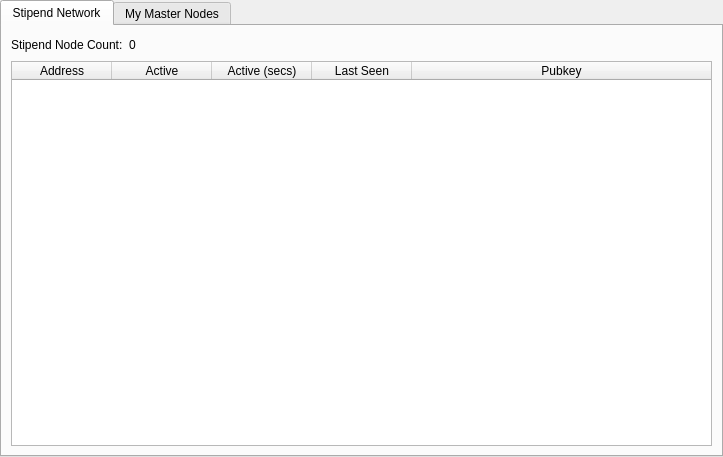
Qt form src/qt/forms/masternodemanager.ui (Stipend-Developer/stipend) before a commit.
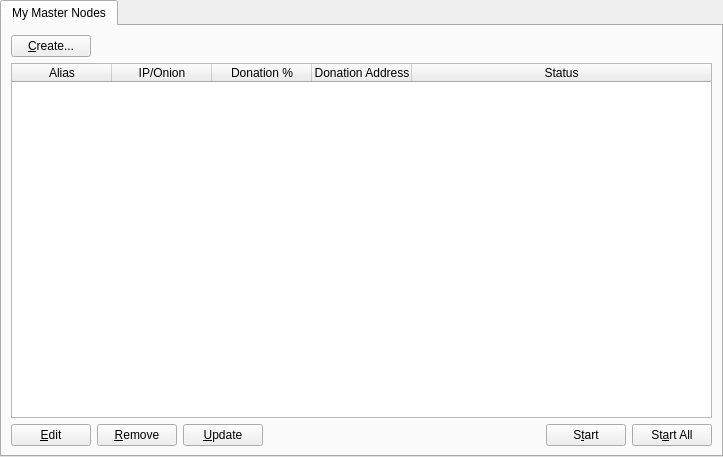
The same form after that commit.

Commit message: Bound Difficulty, Fix CPU/Masternode Tab

What changed in the file:
```diff
--- a/src/qt/forms/masternodemanager.ui
+++ b/src/qt/forms/masternodemanager.ui
@@ -36,91 +36,6 @@
        <property name="currentIndex">
         <number>0</number>
        </property>
-       <widget class="QWidget" name="tab">
-        <attribute name="title">
-         <string>Stipend Network</string>
-        </attribute>
-        <layout class="QGridLayout" name="gridLayout">
-         <item row="1" column="0">
-          <widget class="QTableWidget" name="tableWidget">
-           <property name="editTriggers">
-            <set>QAbstractItemView::NoEditTriggers</set>
-           </property>
-           <property name="alternatingRowColors">
-            <bool>true</bool>
-           </property>
-           <property name="selectionBehavior">
-            <enum>QAbstractItemView::SelectRows</enum>
-           </property>
-           <property name="sortingEnabled">
-            <bool>true</bool>
-           </property>
-           <attribute name="horizontalHeaderStretchLastSection">
-            <bool>true</bool>
-           </attribute>
-           <column>
-            <property name="text">
-             <string>Address</string>
-            </property>
-           </column>
-           <column>
-            <property name="text">
-             <string>Active</string>
-            </property>
-           </column>
-           <column>
-            <property name="text">
-             <string>Active (secs)</string>
-            </property>
-           </column>
-           <column>
-            <property name="text">
-             <string>Last Seen</string>
-            </property>
-           </column>
-           <column>
-            <property name="text">
-             <string>Pubkey</string>
-            </property>
-           </column>
-          </widget>
-         </item>
-         <item row="0" column="0">
-          <layout class="QHBoxLayout" name="horizontalLayout_3">
-           <property name="bottomMargin">
-            <number>0</number>
-           </property>
-           <item>
-            <widget class="QLabel" name="label_2">
-             <property name="text">
-              <string>Stipend Node Count:</string>
-             </property>
-            </widget>
-           </item>
-           <item>
-            <widget class="QLabel" name="countLabel">
-             <property name="text">
-              <string>0</string>
-             </property>
-            </widget>
-           </item>
-           <item>
-            <spacer name="horizontalSpacer_3">
-             <property name="orientation">
-              <enum>Qt::Horizontal</enum>
-             </property>
-             <property name="sizeHint" stdset="0">
-              <size>
-               <width>40</width>
-               <height>20</height>
-              </size>
-             </property>
-            </spacer>
-           </item>
-          </layout>
-         </item>
-        </layout>
-       </widget>
        <widget class="QWidget" name="tab_2">
         <attribute name="title">
          <string>My Master Nodes</string>
@@ -244,20 +159,6 @@
                </property>
               </spacer>
              </item>
-            </layout>
-           </item>
-           <item>
-            <layout class="QHBoxLayout" name="horizontalLayout_4">
-             <property name="bottomMargin">
-              <number>0</number>
-             </property>
-            </layout>
-           </item>
-           <item>
-            <layout class="QHBoxLayout" name="horizontalLayout_5">
-             <property name="bottomMargin">
-              <number>0</number>
-             </property>
              <item>
               <widget class="QPushButton" name="startButton">
                <property name="text">
@@ -272,19 +173,6 @@
                </property>
               </widget>
              </item>
-             <item>
-              <spacer name="horizontalSpacer_5">
-               <property name="orientation">
-                <enum>Qt::Horizontal</enum>
-               </property>
-               <property name="sizeHint" stdset="0">
-                <size>
-                 <width>40</width>
-                 <height>20</height>
-                </size>
-               </property>
-              </spacer>
-             </item>
             </layout>
            </item>
           </layout>
```
The commit also changes 6 other files.
